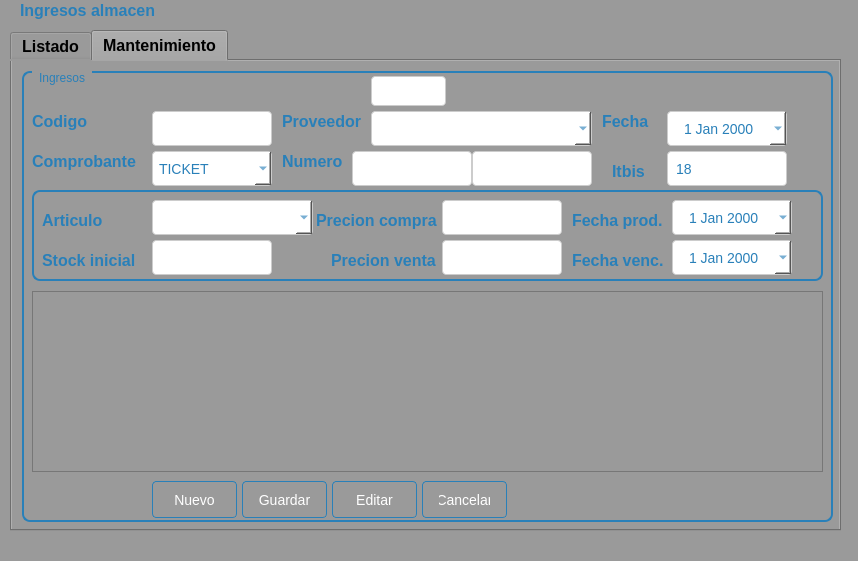
This is Sistema de ventas/ui/FrmIngreso.ui in CodeDrTech/DevelopPython as Qt 5 draws it before an edit. The edited form follows.
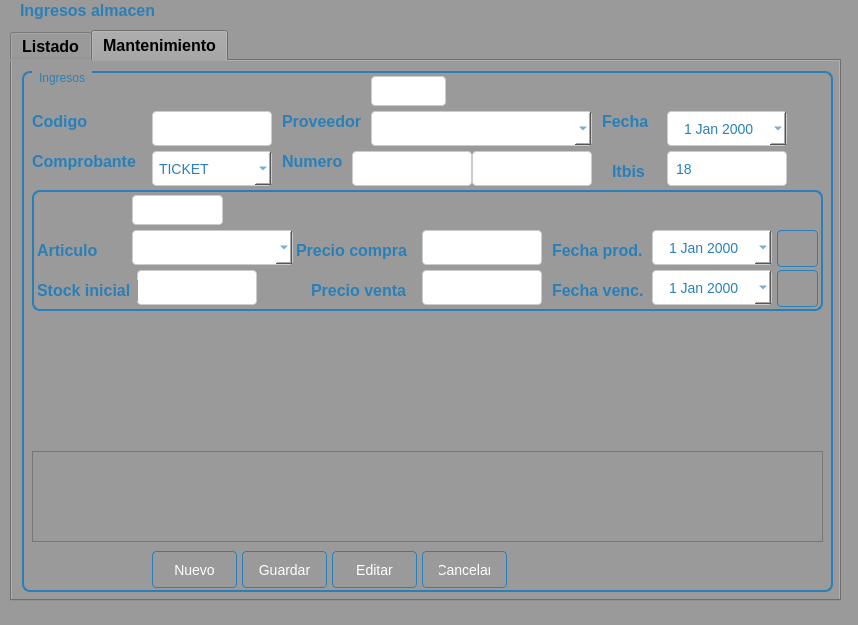
This is the edited form. The open tabs and pages were chosen to show the change.

```diff
--- a/Sistema de ventas/ui/FrmIngreso.ui
+++ b/Sistema de ventas/ui/FrmIngreso.ui
@@ -10,7 +10,7 @@
     <x>0</x>
     <y>0</y>
     <width>858</width>
-    <height>561</height>
+    <height>625</height>
    </rect>
   </property>
   <property name="windowTitle">
@@ -58,7 +58,7 @@
       <x>10</x>
       <y>30</y>
       <width>831</width>
-      <height>501</height>
+      <height>571</height>
      </rect>
     </property>
     <property name="toolTip">
@@ -515,7 +515,7 @@
         <x>10</x>
         <y>10</y>
         <width>811</width>
-        <height>451</height>
+        <height>521</height>
        </rect>
       </property>
       <property name="styleSheet">
@@ -569,7 +569,7 @@
        <property name="geometry">
         <rect>
          <x>130</x>
-         <y>410</y>
+         <y>480</y>
          <width>85</width>
          <height>37</height>
         </rect>
@@ -606,7 +606,7 @@
        <property name="geometry">
         <rect>
          <x>310</x>
-         <y>410</y>
+         <y>480</y>
          <width>85</width>
          <height>37</height>
         </rect>
@@ -643,7 +643,7 @@
        <property name="geometry">
         <rect>
          <x>220</x>
-         <y>410</y>
+         <y>480</y>
          <width>85</width>
          <height>37</height>
         </rect>
@@ -680,7 +680,7 @@
        <property name="geometry">
         <rect>
          <x>400</x>
-         <y>410</y>
+         <y>480</y>
          <width>85</width>
          <height>37</height>
         </rect>
@@ -1186,7 +1186,7 @@
          <x>10</x>
          <y>119</y>
          <width>791</width>
-         <height>91</height>
+         <height>121</height>
         </rect>
        </property>
        <property name="styleSheet">
@@ -1215,8 +1215,8 @@
        <widget class="QDateEdit" name="txtFechaProd">
         <property name="geometry">
          <rect>
-          <x>640</x>
-          <y>10</y>
+          <x>620</x>
+          <y>40</y>
           <width>120</width>
           <height>35</height>
          </rect>
@@ -1258,8 +1258,8 @@
        <widget class="QDateEdit" name="txtFechaVenc">
         <property name="geometry">
          <rect>
-          <x>640</x>
-          <y>50</y>
+          <x>620</x>
+          <y>80</y>
           <width>120</width>
           <height>35</height>
          </rect>
@@ -1301,8 +1301,8 @@
        <widget class="QLabel" name="label_16">
         <property name="geometry">
          <rect>
-          <x>540</x>
-          <y>20</y>
+          <x>520</x>
+          <y>50</y>
           <width>91</width>
           <height>21</height>
          </rect>
@@ -1325,8 +1325,8 @@
        <widget class="QLabel" name="label_17">
         <property name="geometry">
          <rect>
-          <x>540</x>
-          <y>60</y>
+          <x>520</x>
+          <y>90</y>
           <width>91</width>
           <height>21</height>
          </rect>
@@ -1349,9 +1349,9 @@
        <widget class="QLabel" name="label_18">
         <property name="geometry">
          <rect>
-          <x>284</x>
-          <y>20</y>
-          <width>131</width>
+          <x>264</x>
+          <y>50</y>
+          <width>121</width>
           <height>21</height>
          </rect>
         </property>
@@ -1367,14 +1367,14 @@
 }</string>
         </property>
         <property name="text">
-         <string>Precion compra</string>
+         <string>Precio compra</string>
         </property>
        </widget>
        <widget class="QLabel" name="label_19">
         <property name="geometry">
          <rect>
-          <x>299</x>
-          <y>60</y>
+          <x>279</x>
+          <y>90</y>
           <width>111</width>
           <height>21</height>
          </rect>
@@ -1391,14 +1391,14 @@
 }</string>
         </property>
         <property name="text">
-         <string>Precion venta</string>
+         <string>Precio venta</string>
         </property>
        </widget>
        <widget class="QLineEdit" name="txtPrecioCom">
         <property name="geometry">
          <rect>
-          <x>410</x>
-          <y>10</y>
+          <x>390</x>
+          <y>40</y>
           <width>120</width>
           <height>35</height>
          </rect>
@@ -1477,8 +1477,8 @@
        <widget class="QLineEdit" name="txtPrecioVen">
         <property name="geometry">
          <rect>
-          <x>410</x>
-          <y>50</y>
+          <x>390</x>
+          <y>80</y>
           <width>120</width>
           <height>35</height>
          </rect>
@@ -1557,8 +1557,8 @@
        <widget class="QComboBox" name="cmbArticulo">
         <property name="geometry">
          <rect>
-          <x>120</x>
-          <y>10</y>
+          <x>100</x>
+          <y>40</y>
           <width>161</width>
           <height>35</height>
          </rect>
@@ -1588,8 +1588,8 @@
        <widget class="QLabel" name="label_15">
         <property name="geometry">
          <rect>
-          <x>10</x>
-          <y>20</y>
+          <x>5</x>
+          <y>50</y>
           <width>71</width>
           <height>21</height>
          </rect>
@@ -1612,8 +1612,8 @@
        <widget class="QLineEdit" name="txtStockInicial">
         <property name="geometry">
          <rect>
-          <x>120</x>
-          <y>50</y>
+          <x>105</x>
+          <y>80</y>
           <width>120</width>
           <height>35</height>
          </rect>
@@ -1692,8 +1692,8 @@
        <widget class="QLabel" name="label_20">
         <property name="geometry">
          <rect>
-          <x>10</x>
-          <y>60</y>
+          <x>5</x>
+          <y>90</y>
           <width>101</width>
           <height>21</height>
          </rect>
@@ -1713,14 +1713,171 @@
          <string>Stock inicial</string>
         </property>
        </widget>
+       <widget class="QPushButton" name="btnAgregar">
+        <property name="geometry">
+         <rect>
+          <x>745</x>
+          <y>40</y>
+          <width>41</width>
+          <height>37</height>
+         </rect>
+        </property>
+        <property name="styleSheet">
+         <string notr="true">QPushButton {
+    background: qlineargradient(x1: 0, y1: 0, x2: 0, y2: 1,
+                                 stop: 0 #5DADE2, stop: 1 #2980b9);
+    color: #ffffff;
+    border: 1px solid #2980b9;
+    padding: 8px 16px;
+    border-radius: 4px;
+    font-size: 14px;
+}
+
+QPushButton:hover {
+    background: qlineargradient(x1: 0, y1: 0, x2: 0, y2: 1,
+                                 stop: 0 #4DA8DB, stop: 1 #2471a3);
+    border: 1px solid #2471a3;
+}
+
+QPushButton:pressed {
+    background: qlineargradient(x1: 0, y1: 0, x2: 0, y2: 1,
+                                 stop: 0 #3C89B4, stop: 1 #1f618d);
+    border: 1px solid #1f618d;
+}
+</string>
+        </property>
+        <property name="text">
+         <string/>
+        </property>
+       </widget>
+       <widget class="QPushButton" name="btnQuitar">
+        <property name="geometry">
+         <rect>
+          <x>745</x>
+          <y>80</y>
+          <width>41</width>
+          <height>37</height>
+         </rect>
+        </property>
+        <property name="styleSheet">
+         <string notr="true">QPushButton {
+    background: qlineargradient(x1: 0, y1: 0, x2: 0, y2: 1,
+                                 stop: 0 #5DADE2, stop: 1 #2980b9);
+    color: #ffffff;
+    border: 1px solid #2980b9;
+    padding: 8px 16px;
+    border-radius: 4px;
+    font-size: 14px;
+}
+
+QPushButton:hover {
+    background: qlineargradient(x1: 0, y1: 0, x2: 0, y2: 1,
+                                 stop: 0 #4DA8DB, stop: 1 #2471a3);
+    border: 1px solid #2471a3;
+}
+
+QPushButton:pressed {
+    background: qlineargradient(x1: 0, y1: 0, x2: 0, y2: 1,
+                                 stop: 0 #3C89B4, stop: 1 #1f618d);
+    border: 1px solid #1f618d;
+}
+</string>
+        </property>
+        <property name="text">
+         <string/>
+        </property>
+       </widget>
+       <widget class="QLineEdit" name="txtCodArticulo">
+        <property name="geometry">
+         <rect>
+          <x>100</x>
+          <y>5</y>
+          <width>91</width>
+          <height>30</height>
+         </rect>
+        </property>
+        <property name="styleSheet">
+         <string notr="true">QWidget {
+    background-color: #f2f2f2;
+}
+
+QPushButton {
+    background: qlineargradient(x1: 0, y1: 0, x2: 0, y2: 1,
+                                 stop: 0 #5DADE2, stop: 1 #2980b9);
+    color: #ffffff;
+    border: 1px solid #2980b9;
+    padding: 8px 16px;
+    border-radius: 4px;
+    font-size: 14px;
+}
+
+QPushButton:hover {
+    background: qlineargradient(x1: 0, y1: 0, x2: 0, y2: 1,
+                                 stop: 0 #4DA8DB, stop: 1 #2471a3);
+    border: 1px solid #2471a3;
+}
+
+QPushButton:pressed {
+    background: qlineargradient(x1: 0, y1: 0, x2: 0, y2: 1,
+                                 stop: 0 #3C89B4, stop: 1 #1f618d);
+    border: 1px solid #1f618d;
+}
+
+QLineEdit {
+    background-color: #ffffff;
+    border: 1px solid #cccccc;
+    padding: 6px;
+    border-radius: 4px;
+    font-size: 14px;
+}
+
+QLineEdit:hover {
+    border: 1px solid #3498db;
+}
+
+QLineEdit:focus {
+    border: 1px solid #3498db;
+    outline: none;
+}
+
+QWidget {
+    background-color: #f2f2f2;
+}
+
+QLabel {
+    color: #2980b9;
+    font-size: 16px;
+    font-weight: bold;
+}
+
+QLineEdit {
+    background-color: #ffffff;
+    border: 1px solid #cccccc;
+    padding: 6px;
+    border-radius: 4px;
+    font-size: 14px;
+    color: #2980b9;
+}
+
+QLineEdit::placeholder {
+    color: #2980b9;
+    font-weight: bold;
+}
+
+</string>
+        </property>
+        <property name="readOnly">
+         <bool>true</bool>
+        </property>
+       </widget>
       </widget>
       <widget class="QTableView" name="tbDatos2">
        <property name="geometry">
         <rect>
          <x>10</x>
-         <y>220</y>
+         <y>380</y>
          <width>791</width>
-         <height>181</height>
+         <height>91</height>
         </rect>
        </property>
       </widget>
```
Left out of the diff: 2 changed lines with no effect on the pictures.
